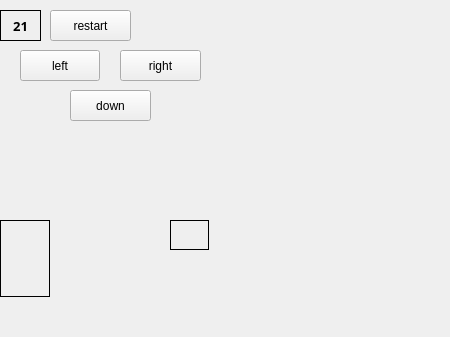
Before: the Qt Designer form mainwindow.ui in NereLenin/Avoid_the_army, drawn with Qt 5.
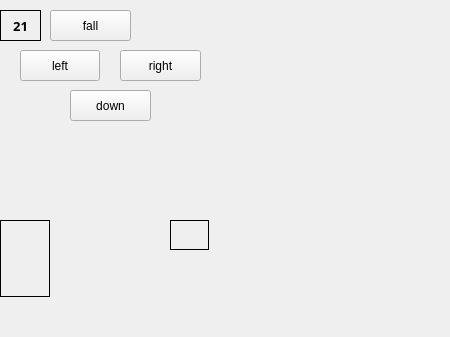
After: the same form once the commit is applied. Icons and pictures are not drawn.

```diff
--- a/mainwindow.ui
+++ b/mainwindow.ui
@@ -191,7 +191,7 @@
      </rect>
     </property>
     <property name="text">
-     <string>restart</string>
+     <string>fall</string>
     </property>
    </widget>
    <widget class="QPushButton" name="pushButton_4">
```
